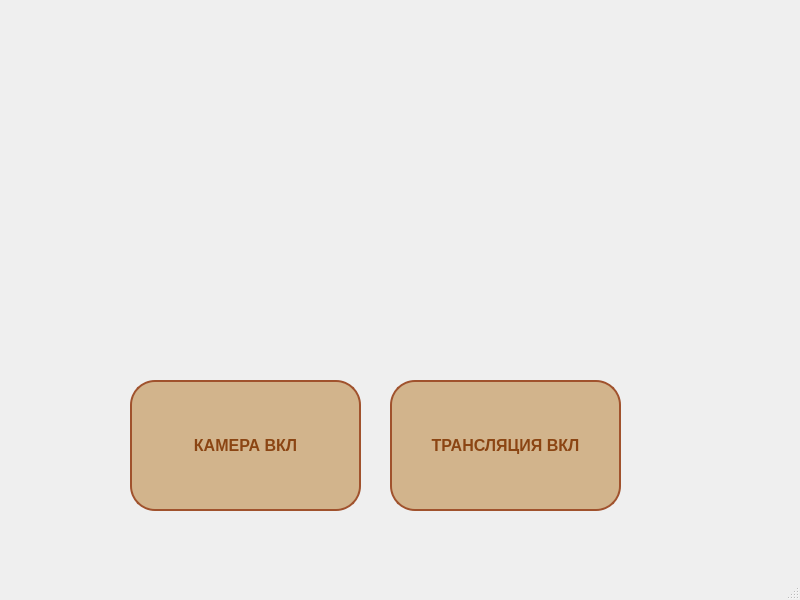
Before: the Qt Designer form mainwindow.ui in artemivanovz/Stream, drawn with Qt 5.
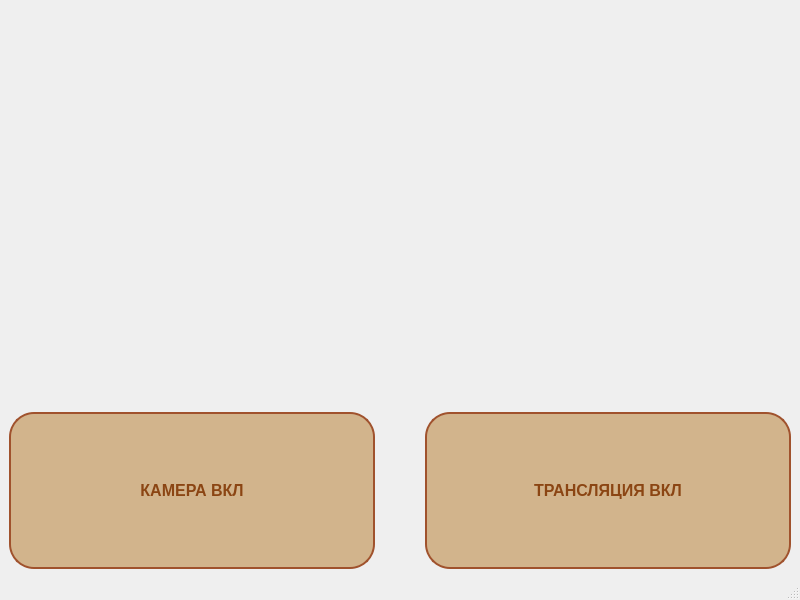
After: the same form once the commit is applied. Custom widgets are drawn as their Qt base class.

Commit message: layout fixes using qt desiner

Diff of the .ui file:
```diff
--- a/mainwindow.ui
+++ b/mainwindow.ui
@@ -14,14 +14,34 @@
    <string>MainWindow</string>
   </property>
   <widget class="QWidget" name="centralwidget">
+   <layout class="QGridLayout" name="gridLayout_2">
+    <item row="0" column="0">
+     <layout class="QVBoxLayout" name="verticalLayout" stretch="0,4">
+      <property name="spacing">
+       <number>50</number>
+      </property>
+      <property name="sizeConstraint">
+       <enum>QLayout::SizeConstraint::SetDefaultConstraint</enum>
+      </property>
+      <item>
+       <widget class="QCameraViewfinder" name="cameraViewfinder" native="true">
+        <property name="sizePolicy">
+         <sizepolicy hsizetype="Expanding" vsizetype="Expanding">
+          <horstretch>16</horstretch>
+          <verstretch>9</verstretch>
+         </sizepolicy>
+        </property>
+       </widget>
+      </item>
+      <item>
+       <layout class="QHBoxLayout" name="horizontalLayout">
+        <item>
    <widget class="QPushButton" name="CameraButton">
-    <property name="geometry">
-     <rect>
-      <x>130</x>
-      <y>380</y>
-      <width>231</width>
-      <height>131</height>
-     </rect>
+          <property name="sizePolicy">
+           <sizepolicy hsizetype="Expanding" vsizetype="Expanding">
+            <horstretch>0</horstretch>
+            <verstretch>0</verstretch>
+           </sizepolicy>
     </property>
     <property name="whatsThis">
      <string/>
@@ -50,24 +70,14 @@
      <string>КАМЕРА ВКЛ</string>
     </property>
    </widget>
-   <widget class="QCameraViewfinder" name="cameraViewfinder" native="true">
-    <property name="geometry">
-     <rect>
-      <x>110</x>
-      <y>10</y>
-      <width>531</width>
-      <height>361</height>
-     </rect>
-    </property>
-   </widget>
+        </item>
+        <item>
    <widget class="QPushButton" name="StreamButton">
-    <property name="geometry">
-     <rect>
-      <x>390</x>
-      <y>380</y>
-      <width>231</width>
-      <height>131</height>
-     </rect>
+          <property name="sizePolicy">
+           <sizepolicy hsizetype="Expanding" vsizetype="Expanding">
+            <horstretch>0</horstretch>
+            <verstretch>0</verstretch>
+           </sizepolicy>
     </property>
     <property name="styleSheet">
      <string notr="true">QPushButton {
@@ -93,6 +103,12 @@
      <string>ТРАНСЛЯЦИЯ ВКЛ</string>
     </property>
    </widget>
+        </item>
+       </layout>
+      </item>
+     </layout>
+    </item>
+   </layout>
   </widget>
   <widget class="QMenuBar" name="menubar">
    <property name="geometry">
```
Lines whose indentation alone changed are shown as unchanged. The commit also changes 1509 other files.
